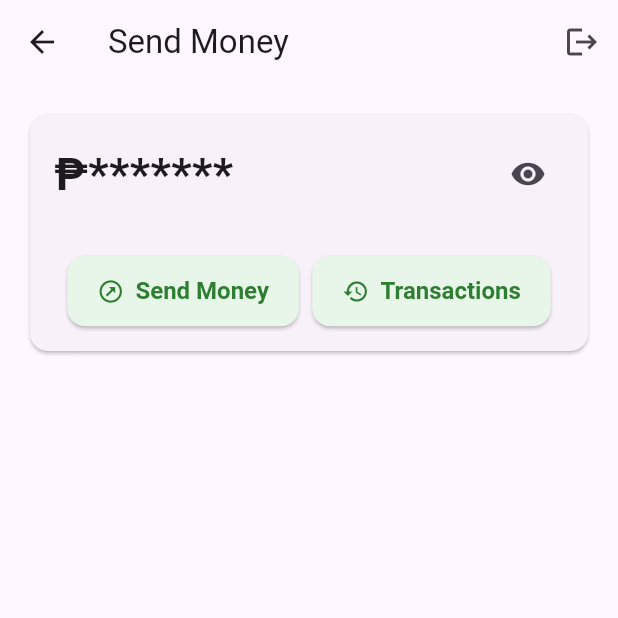
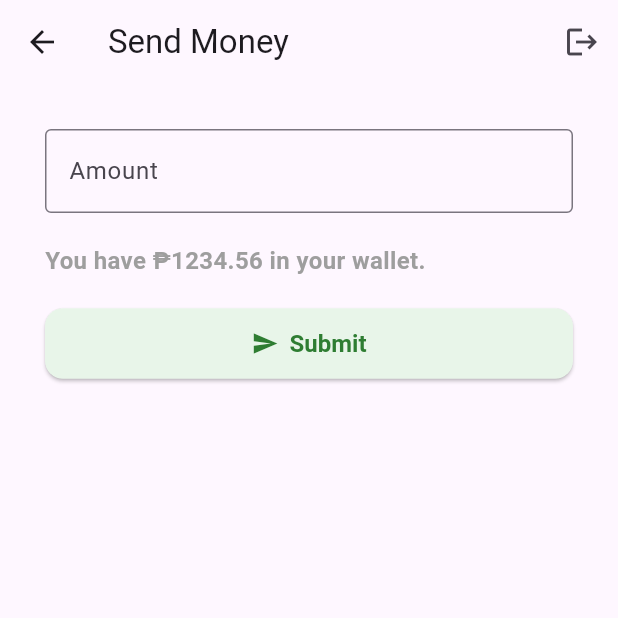
Before and after one commit to repolyo/sendmoney, a Flutter app: the DashboardScreen screen opened by its route, after a tap on "Send Money", on a phone screen of 412 x 824 dp, the top half of it. Run offline on Flutter 3.47's test engine with Material 3 defaults, Android fonts, the phone set to English and light mode, and no system bars; our stand-ins replace flutter_bloc.

Commit message:
send: Send Money screen UI layouting

```diff
--- a/lib/main.dart
+++ b/lib/main.dart
@@ -2,6 +2,7 @@ import 'package:flutter/material.dart';
 import 'package:flutter_bloc/flutter_bloc.dart';
 import 'package:sendmoney/screens/dashboard_screen.dart';
 import 'package:sendmoney/screens/login_screen.dart';
+import 'package:sendmoney/screens/send_screen.dart';
 
 import 'blocs/auth_cubit.dart';
 import 'blocs/wallet_cubit.dart';
@@ -32,6 +33,7 @@ class MyApp extends StatelessWidget {
       routes: {
         '/': (context) => const LoginScreen(),
         '/dashboard': (context) => DashboardScreen(),
+        SendMoneyScreen.routeName: (context) => const SendMoneyScreen(),
       },
     );
   }
--- a/lib/screens/dashboard_screen.dart
+++ b/lib/screens/dashboard_screen.dart
@@ -1,6 +1,7 @@
 import 'package:flutter/material.dart';
 import 'package:flutter_bloc/flutter_bloc.dart';
 import 'package:sendmoney/blocs/wallet_cubit.dart';
+import 'package:sendmoney/screens/send_screen.dart';
 
 import '../widget/app_button.dart';
 import '../widget/app_scaffold.dart';
@@ -59,7 +60,10 @@ class DashboardScreen extends StatelessWidget {
                               icon: Icons.outbond_outlined,
                               onPressed: () {
                                 // Navigate to Send Money Screen
-                                Navigator.pushNamed(context, '/sendMoney');
+                                Navigator.pushNamed(
+                                  context,
+                                  SendMoneyScreen.routeName,
+                                );
                               },
                             ),
                             AppButton(
--- /dev/null
+++ b/lib/screens/send_screen.dart
@@ -0,0 +1,73 @@
+import 'package:flutter/material.dart';
+
+import '../widget/app_button.dart';
+import '../widget/app_scaffold.dart';
+
+class SendMoneyScreen extends StatefulWidget {
+  static const String routeName = '/sendMoney';
+
+  const SendMoneyScreen({super.key});
+
+  @override
+  State<SendMoneyScreen> createState() => _SendMoneyScreenState();
+}
+
+class _SendMoneyScreenState extends State<SendMoneyScreen> {
+  final TextEditingController _amountController = TextEditingController();
+
+  @override
+  void initState() {
+    super.initState();
+  }
+
+  @override
+  void dispose() {
+    _amountController.dispose();
+    super.dispose();
+  }
+
+  @override
+  Widget build(BuildContext context) {
+    return AppScaffold(
+      title: 'Send Money',
+      body: Padding(
+        padding: const EdgeInsets.all(30.0),
+        child: Column(
+          crossAxisAlignment: CrossAxisAlignment.start,
+          children: [
+            TextField(
+              controller: _amountController,
+              decoration: const InputDecoration(
+                labelText: 'Amount',
+                hintText: 'Enter amount to send',
+                border: OutlineInputBorder(),
+              ),
+              keyboardType: TextInputType.numberWithOptions(decimal: true),
+            ),
+            const SizedBox(height: 20),
+            // show available balance in wallet
+            Text(
+              'You have ₱1234.56 in your wallet.',
+              style: const TextStyle(
+                fontSize: 16,
+                fontWeight: FontWeight.bold,
+                color: Colors.grey,
+              ),
+            ),
+            const SizedBox(height: 20),
+            SizedBox(
+              width: double.infinity,
+              child: AppButton(
+                label: 'Submit',
+                icon: Icons.send,
+                onPressed: () {
+                  // Handle send money logic
+                },
+              ),
+            ),
+          ],
+        ),
+      ),
+    );
+  }
+}
```
Also changed, not shown: 1 other file.
